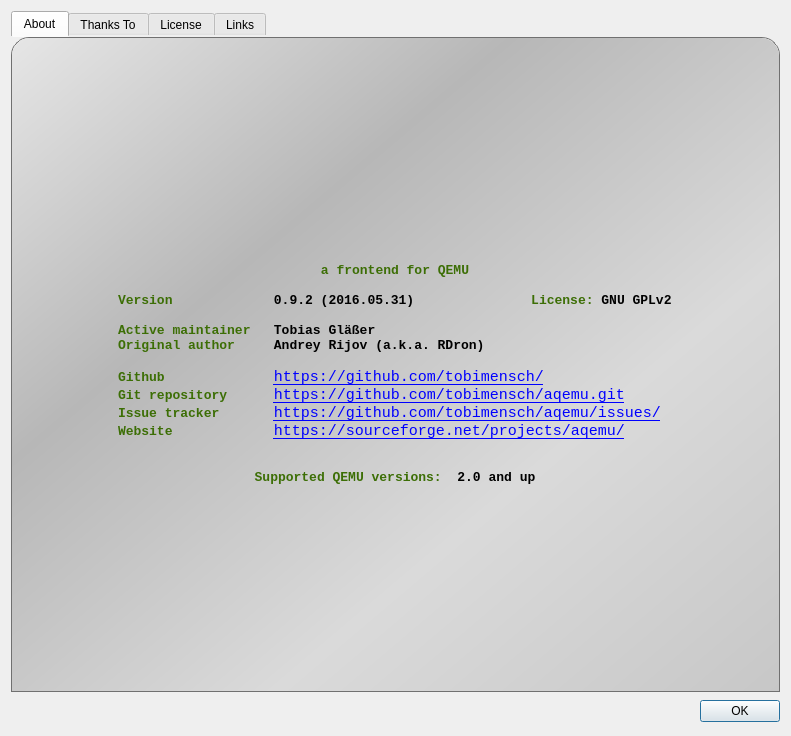
Qt form src/About_Window.ui (tobimensch/aqemu) before a commit.
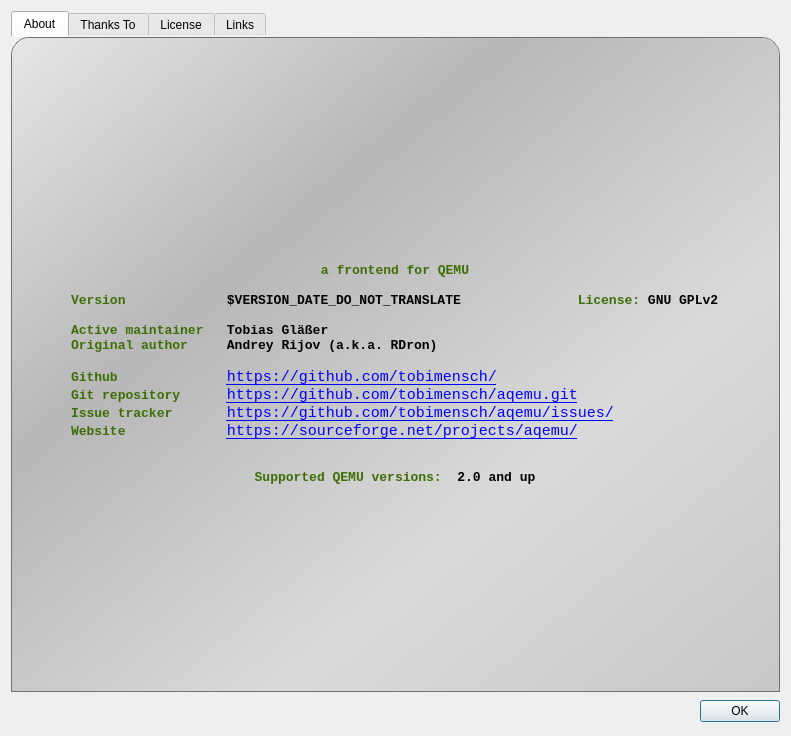
The same form after that commit. Icons and pictures are not drawn.

Commit message: Put VERSION/DATE #defines in Utils.h. Changed About_Window to use a placeholder with text replacement for VERSION/DATE.

Diff of the .ui file:
```diff
--- a/src/About_Window.ui
+++ b/src/About_Window.ui
@@ -159,7 +159,7 @@
 &lt;/style&gt;&lt;/head&gt;&lt;body style=&quot; font-family:'Monospace'; font-size:11pt; font-weight:400; font-style:normal;&quot;&gt;
 &lt;p align=&quot;center&quot; style=&quot; margin-top:0px; margin-bottom:0px; margin-left:0px; margin-right:0px; -qt-block-indent:0; text-indent:0px;&quot;&gt;&lt;span style=&quot; font-size:10pt; font-weight:600; color:#3c6e05;&quot;&gt;a frontend for QEMU&lt;/span&gt;&lt;/p&gt;
 &lt;p style=&quot; margin-top:0px; margin-bottom:0px; margin-left:0px; margin-right:0px; -qt-block-indent:0; text-indent:0px;&quot;&gt;&lt;span style=&quot; font-size:10pt; font-weight:600; color:#3c6e05;&quot;&gt; &lt;/span&gt;&lt;/p&gt;
-&lt;p style=&quot; margin-top:0px; margin-bottom:0px; margin-left:0px; margin-right:0px; -qt-block-indent:0; text-indent:0px;&quot;&gt;&lt;span style=&quot; font-size:10pt; font-weight:600; color:#3c6e05;&quot;&gt;Version             &lt;/span&gt;&lt;span style=&quot; font-size:10pt; font-weight:600; color:#000000;&quot;&gt;0.9.2 (2016.05.31)&lt;/span&gt;&lt;span style=&quot; font-size:10pt; font-weight:600; color:#3c6e05;&quot;&gt;               License: &lt;/span&gt;&lt;span style=&quot; font-size:10pt; font-weight:600; color:#000000;&quot;&gt;GNU GPLv2&lt;/span&gt;&lt;/p&gt;
+&lt;p style=&quot; margin-top:0px; margin-bottom:0px; margin-left:0px; margin-right:0px; -qt-block-indent:0; text-indent:0px;&quot;&gt;&lt;span style=&quot; font-size:10pt; font-weight:600; color:#3c6e05;&quot;&gt;Version             &lt;/span&gt;&lt;span style=&quot; font-size:10pt; font-weight:600; color:#000000;&quot;&gt;$VERSION_DATE_DO_NOT_TRANSLATE&lt;/span&gt;&lt;span style=&quot; font-size:10pt; font-weight:600; color:#3c6e05;&quot;&gt;               License: &lt;/span&gt;&lt;span style=&quot; font-size:10pt; font-weight:600; color:#000000;&quot;&gt;GNU GPLv2&lt;/span&gt;&lt;/p&gt;
 &lt;p style=&quot;-qt-paragraph-type:empty; margin-top:0px; margin-bottom:0px; margin-left:0px; margin-right:0px; -qt-block-indent:0; text-indent:0px; font-size:10pt; font-weight:600; color:#3c6e05;&quot;&gt;&lt;br /&gt;&lt;/p&gt;
 &lt;p style=&quot; margin-top:0px; margin-bottom:0px; margin-left:0px; margin-right:0px; -qt-block-indent:0; text-indent:0px;&quot;&gt;&lt;span style=&quot; font-size:10pt; font-weight:600; color:#3c6e05;&quot;&gt;Active maintainer   &lt;/span&gt;&lt;span style=&quot; font-size:10pt; font-weight:600; color:#000000;&quot;&gt;Tobias Gläßer&lt;/span&gt;&lt;/p&gt;
 &lt;p style=&quot; margin-top:0px; margin-bottom:0px; margin-left:0px; margin-right:0px; -qt-block-indent:0; text-indent:0px;&quot;&gt;&lt;span style=&quot; font-size:10pt; font-weight:600; color:#3c6e05;&quot;&gt;Original author     &lt;/span&gt;&lt;span style=&quot; font-size:10pt; font-weight:600; color:#000000;&quot;&gt;Andrey Rijov (a.k.a. RDron)&lt;/span&gt;&lt;/p&gt;
```
Left out of the diff: 2 changed lines with no effect on the pictures. The commit also changes 3 other files.
